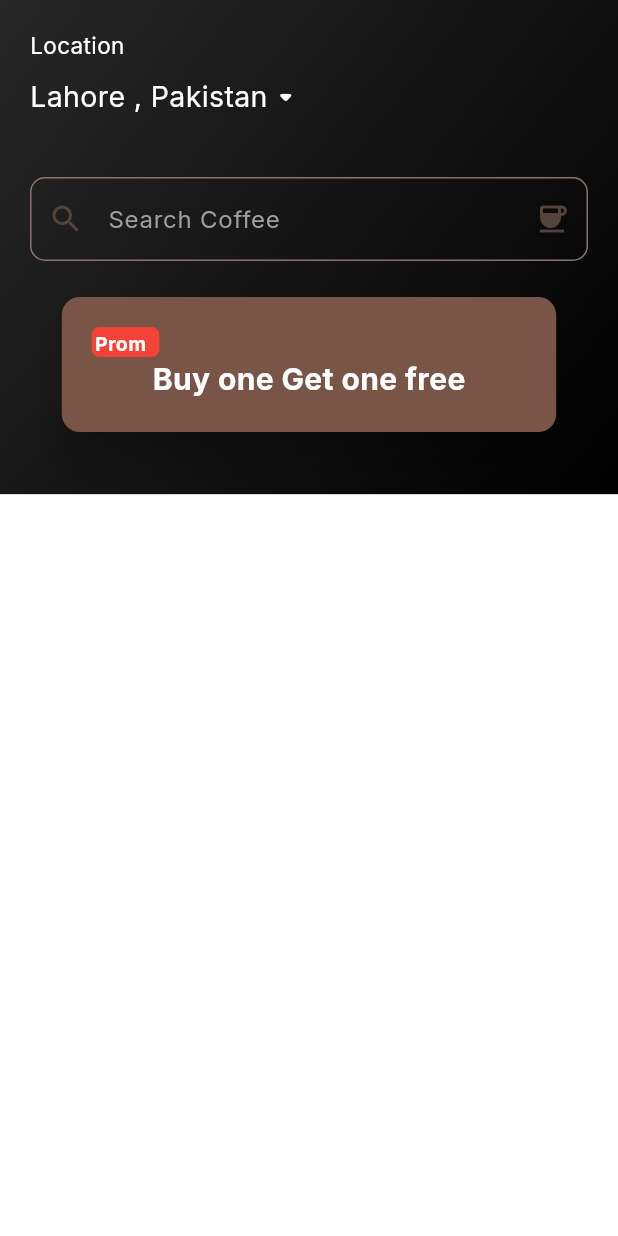
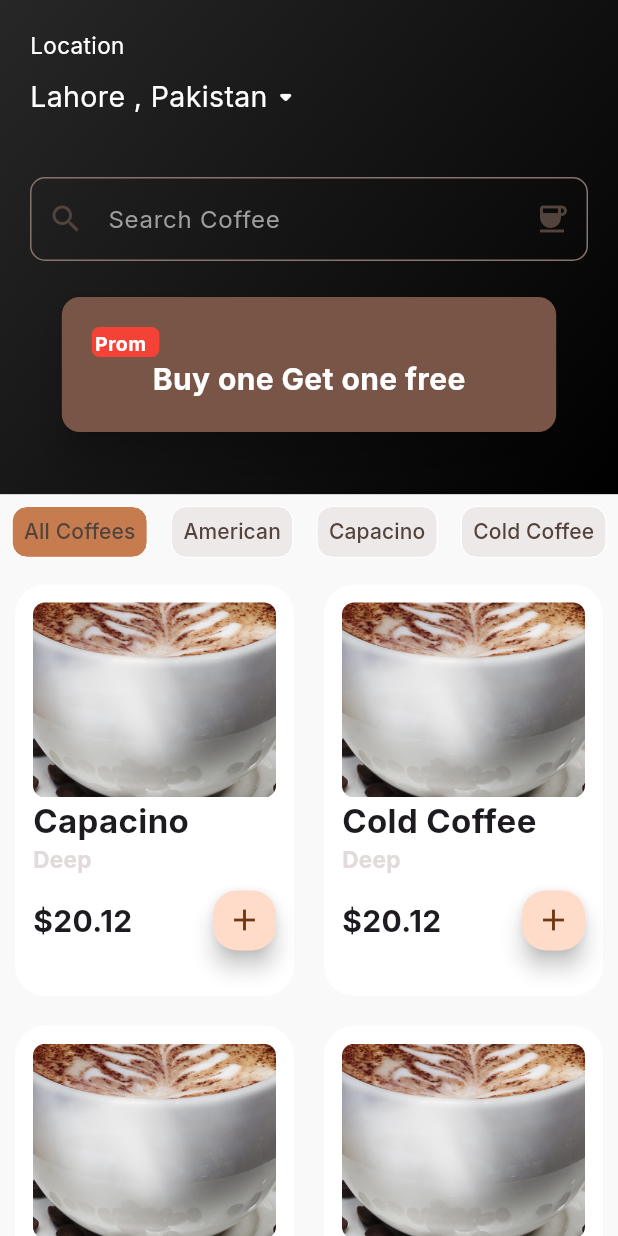
Before and after one commit to MAwais02/Coffee_Shop, a Flutter app: the screen it shows after launch, on a phone screen of 412 x 824 dp. Run offline on Flutter 3.47's test engine with Material 3 defaults, Android fonts, the phone set to English and light mode, and no system bars; our stand-ins replace google_fonts; missing offline and left inert: dart:ffi.

Commit message:
addCartDesign

```diff
--- /dev/null
+++ b/lib/global_var.dart
@@ -0,0 +1,58 @@
+final products = [
+  {
+    'name': 'Capacino',
+    'brand': 'KFC',
+    'price': 20.12,
+    'imageUrl': 'assetss/coffeething.jpg',
+    'discription': 'Deep',
+  },
+  {
+    'name': 'Cold Coffee',
+    'brand': 'KFC',
+    'price': 20.12,
+    'imageUrl': 'assetss/coffeething.jpg',
+    'discription': 'Deep',
+  },
+  {
+    'name': 'Hot coffee',
+    'brand': 'KFC',
+    'price': 20.12,
+    'imageUrl': 'assetss/coffeething.jpg',
+    'discription': 'Deep',
+  },
+  {
+    'name': 'Simple Coffee',
+    'brand': 'KFC',
+    'price': 20.12,
+    'imageUrl': 'assetss/coffeething.jpg',
+    'discription': 'Deep',
+  },
+  {
+    'name': 'Coffee',
+    'brand': 'KFC',
+    'price': 20.12,
+    'imageUrl': 'assetss/coffeething.jpg',
+    'discription': 'Deep',
+  },
+  {
+    'name': 'Coffee',
+    'brand': 'KFC',
+    'price': 20.12,
+    'imageUrl': 'assetss/coffeething.jpg',
+    'discription': 'Deep',
+  },
+  {
+    'name': 'Coffee',
+    'brand': 'KFC',
+    'price': 20.12,
+    'imageUrl': 'assetss/coffeething.jpg',
+    'discription': 'Deep',
+  },
+  {
+    'name': 'Coffee',
+    'brand': 'KFC',
+    'price': 20.12,
+    'imageUrl': 'assetss/coffeething.jpg',
+    'discription': 'Deep',
+  }
+];
--- a/lib/homescreen.dart
+++ b/lib/homescreen.dart
@@ -1,5 +1,4 @@
 import 'package:flutter/material.dart';
-import 'package:flutter/widgets.dart';
 
 class Homescreen extends StatelessWidget {
   const Homescreen({super.key});
--- a/lib/homescreendetails.dart
+++ b/lib/homescreendetails.dart
@@ -1,9 +1,30 @@
-import 'package:flutter/cupertino.dart';
+import 'dart:ffi';
+
+import 'package:coffe_shop/global_var.dart';
+import 'package:coffe_shop/productcart.dart';
 import 'package:flutter/material.dart';
-import 'package:flutter/widgets.dart';
 
-class Homescreendetails extends StatelessWidget {
+class Homescreendetails extends StatefulWidget {
   const Homescreendetails({super.key});
+
+  @override
+  State<Homescreendetails> createState() => _HomescreendetailsState();
+}
+
+class _HomescreendetailsState extends State<Homescreendetails> {
+  final List<String> list = [
+    'All Coffees',
+    'American',
+    'Capacino',
+    'Cold Coffee',
+    'Sugar Free'
+  ];
+  late String seletedlist;
+  @override
+  void initState() {
+    super.initState();
+    seletedlist = list[0];
+  }
 
   @override
   Widget build(BuildContext context) {
@@ -137,13 +158,69 @@ class Homescreendetails extends StatelessWidget {
               height: mediaQ.height * 0.35,
               width: double.infinity,
               decoration: const BoxDecoration(
-                gradient: LinearGradient(
-                    begin: Alignment.topLeft,
-                    end: Alignment.bottomRight,
-                    colors: [Colors.white, Colors.white]),
+                color: Color.fromRGBO(249, 249, 249, 1),
+              ),
+              child: Column(
+                children: [
+                  SizedBox(
+                    height: 50,
+                    child: ListView.builder(
+                      scrollDirection: Axis.horizontal,
+                      itemCount: list.length,
+                      itemBuilder: (context, index) {
+                        final filter = list[index];
+                        return Padding(
+                          padding: const EdgeInsets.all(8.0),
+                          child: GestureDetector(
+                            onTap: () {
+                              setState(() {
+                                seletedlist = filter;
+                              });
+                            },
+                            child: Chip(
+                              backgroundColor: (seletedlist == filter)
+                                  ? Theme.of(context).colorScheme.primary
+                                  : const Color.fromARGB(255, 238, 233, 233),
+                              shape: RoundedRectangleBorder(
+                                borderRadius: BorderRadius.circular(10),
+                              ),
+                              side: const BorderSide(
+                                color: Colors.white,
+                                width: 0.0,
+                              ),
+                              padding: const EdgeInsets.symmetric(),
+                              label: Center(child: Text(filter)),
+                            ),
+                          ),
+                        );
+                      },
+                    ),
+                  ),
+                  Expanded(
+                    child: GridView.builder(
+                      itemCount: products.length,
+                      gridDelegate:
+                          const SliverGridDelegateWithFixedCrossAxisCount(
+                        crossAxisCount: 2, // Number of columns
+                        crossAxisSpacing: 0.0,
+                        mainAxisSpacing: 0.0, // Vertical spacing between cells
+                        childAspectRatio: 0.7,
+                      ),
+                      itemBuilder: (BuildContext context, int index) {
+                        final product = products[index];
+                        return Productcart(
+                          name: product['name'] as String,
+                          price: product['price'] as double,
+                          subtitle: product['discription'] as String,
+                          image: product['imageUrl'] as String,
+                        );
+                      },
+                    ),
+                  ),
+                ],
               ),
             ),
-          )
+          ),
         ],
       ),
     );
--- a/lib/main.dart
+++ b/lib/main.dart
@@ -15,10 +15,11 @@ class Myapp extends StatelessWidget {
       debugShowCheckedModeBanner: false,
       theme: ThemeData(
           colorScheme: ColorScheme.fromSeed(
-              seedColor: const Color.fromRGBO(198, 124, 78, 1.0)),
+              seedColor: const Color.fromRGBO(198, 124, 78, 1.0),
+              primary: const Color.fromRGBO(198, 124, 78, 1.0)),
           textTheme: GoogleFonts.interTextTheme(Theme.of(context).textTheme),
           focusColor: Colors.white),
-      home: Homescreendetails(),
+      home: const Homescreendetails(),
     );
   }
 }
--- /dev/null
+++ b/lib/productcart.dart
@@ -0,0 +1,89 @@
+import 'dart:convert';
+
+import 'package:flutter/cupertino.dart';
+import 'package:flutter/material.dart';
+
+class Productcart extends StatelessWidget {
+  final String name;
+  final double price;
+  final String subtitle;
+  final String image;
+  const Productcart(
+      {super.key,
+      required this.name,
+      required this.price,
+      required this.subtitle,
+      required this.image});
+  @override
+  Widget build(BuildContext context) {
+    return Padding(
+      padding: const EdgeInsets.all(10.0),
+      child: Container(
+        decoration: const BoxDecoration(
+          color: Color.fromRGBO(255, 255, 255, 1),
+          borderRadius: BorderRadius.all(
+            Radius.circular(20.0),
+          ),
+        ),
+        child: Column(
+          crossAxisAlignment: CrossAxisAlignment.start,
+          children: [
+            Padding(
+              padding: const EdgeInsets.all(12.0),
+              child: Column(
+                crossAxisAlignment: CrossAxisAlignment.start,
+                children: [
+                  ClipRRect(
+                    borderRadius: BorderRadius.circular(8.0),
+                    child: Image.asset(
+                      image,
+                      height: 130.0,
+                      width: double.infinity,
+                      fit: BoxFit.cover,
+                    ),
+                  ),
+                  Text(
+                    name,
+                    style: const TextStyle(
+                        fontWeight: FontWeight.bold, fontSize: 22),
+                  ),
+                  Text(
+                    subtitle,
+                    style: const TextStyle(
+                        color: Color.fromRGBO(225, 219, 219, 1),
+                        fontWeight: FontWeight.bold,
+                        fontSize: 15),
+                  ),
+                  const SizedBox(
+                    height: 10,
+                  ),
+                  Row(
+                    children: [
+                      Expanded(
+                        child: Text(
+                          ('\$$price'),
+                          style: const TextStyle(
+                              fontWeight: FontWeight.bold, fontSize: 20),
+                        ),
+                      ),
+                      SizedBox(
+                        width: 42, // Adjust width as needed
+                        height: 40, // Adjust height as needed
+                        child: FloatingActionButton(
+                          onPressed: () {
+                            // Add your onPressed logic here
+                          },
+                          child: Icon(Icons.add),
+                        ),
+                      )
+                    ],
+                  ),
+                ],
+              ),
+            ),
+          ],
+        ),
+      ),
+    );
+  }
+}
```
Also changed, not shown: assetss/coffee.jpg (added), assetss/coffeething.jpg (added), 37 other files.
